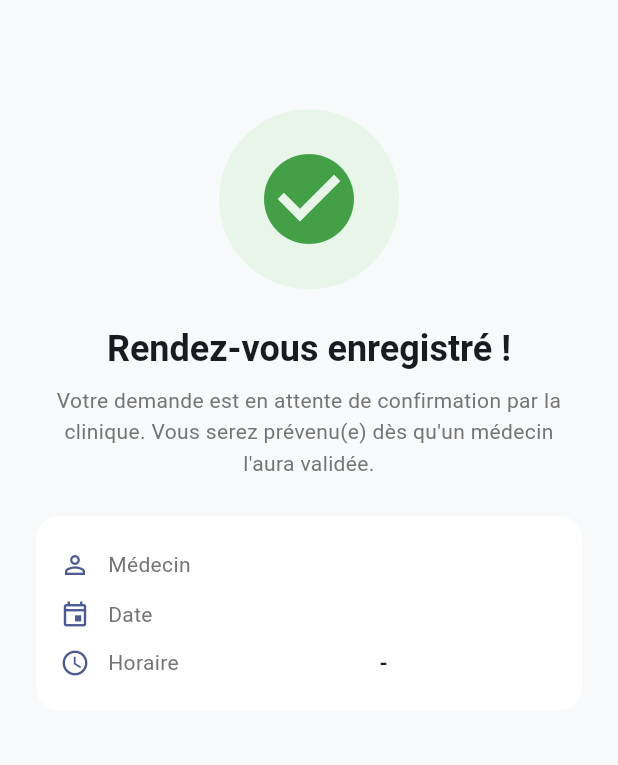
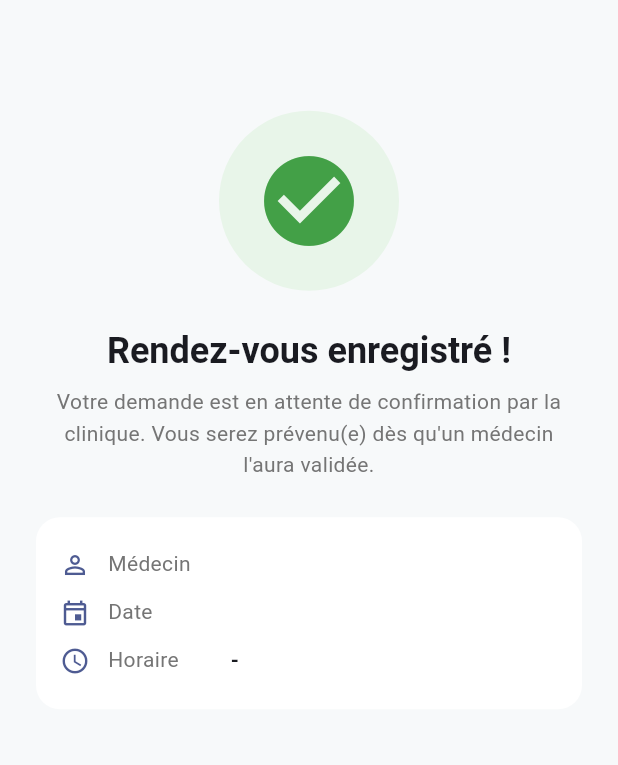
Before and after one commit to joel1809/my_clinic, a Flutter app: the _BookingSuccessScreen screen opened directly with empty values, on a phone screen of 412 x 824 dp. Shown: the part 121-886 px from the top of the screen. Run offline on Flutter 3.47's test engine with Material 3 defaults, Android fonts, the phone set to English and light mode, and no system bars; our stand-ins replace flutter_secure_storage, shared_preferences; missing offline and left inert: pdfx; accounts and stored records are empty; network calls fail.

Commit message:
Aligne les lignes libellé / valeur des récapitulatifs
La valeur était poussée à droite par un Spacer : dès qu'elle était longue
(« Samedi 25 juillet 2026 »), elle passait sur deux lignes en drapeau et
les valeurs des lignes successives ne démarraient pas sur la même colonne,
libellé et icône flottant au milieu du bloc.

Le libellé occupe désormais une colonne de largeur fixe et la valeur
s'aligne à gauche dans l'espace restant, l'icône et le libellé restant au
niveau de sa première ligne. Appliqué aux deux écrans concernés : le
récapitulatif de prise de rendez-vous (étape 3 et confirmation) et le
détail d'un rendez-vous.

Co-Authored-By: Claude Opus 5 <noreply@anthropic.com>

```diff
--- a/lib/screens/booking/booking_screen.dart
+++ b/lib/screens/booking/booking_screen.dart
@@ -932,21 +932,34 @@ class _SummaryRow extends StatelessWidget {
   final String label;
   final String value;
 
+  /// Largeur réservée au libellé pour que les valeurs des lignes successives
+  /// (Date, Horaire, Durée) démarrent toutes sur la même colonne.
+  static const _labelWidth = 78.0;
+
   @override
   Widget build(BuildContext context) {
     return Padding(
       padding: const EdgeInsets.symmetric(vertical: 6),
       child: Row(
+        // Icône et libellé restent au niveau de la première ligne quand la
+        // valeur passe sur deux lignes (« Samedi 25 juillet 2026 »).
+        crossAxisAlignment: CrossAxisAlignment.start,
         children: [
           Icon(icon, size: 20, color: Theme.of(context).colorScheme.primary),
           const SizedBox(width: 12),
-          Text(label, style: TextStyle(color: Colors.grey.shade600)),
-          const Spacer(),
-          Flexible(
+          SizedBox(
+            width: _labelWidth,
+            child: Text(
+              label,
+              // Même interligne que la valeur pour que les deux premières
+              // lignes reposent sur la même ligne de base.
+              style: TextStyle(color: Colors.grey.shade600, height: 1.35),
+            ),
+          ),
+          Expanded(
             child: Text(
               value,
-              textAlign: TextAlign.end,
-              style: const TextStyle(fontWeight: FontWeight.w600),
+              style: const TextStyle(fontWeight: FontWeight.w600, height: 1.35),
             ),
           ),
         ],
```
Also changed, not shown: lib/screens/appointments/appointment_detail_screen.dart (+14 -4 lines).
